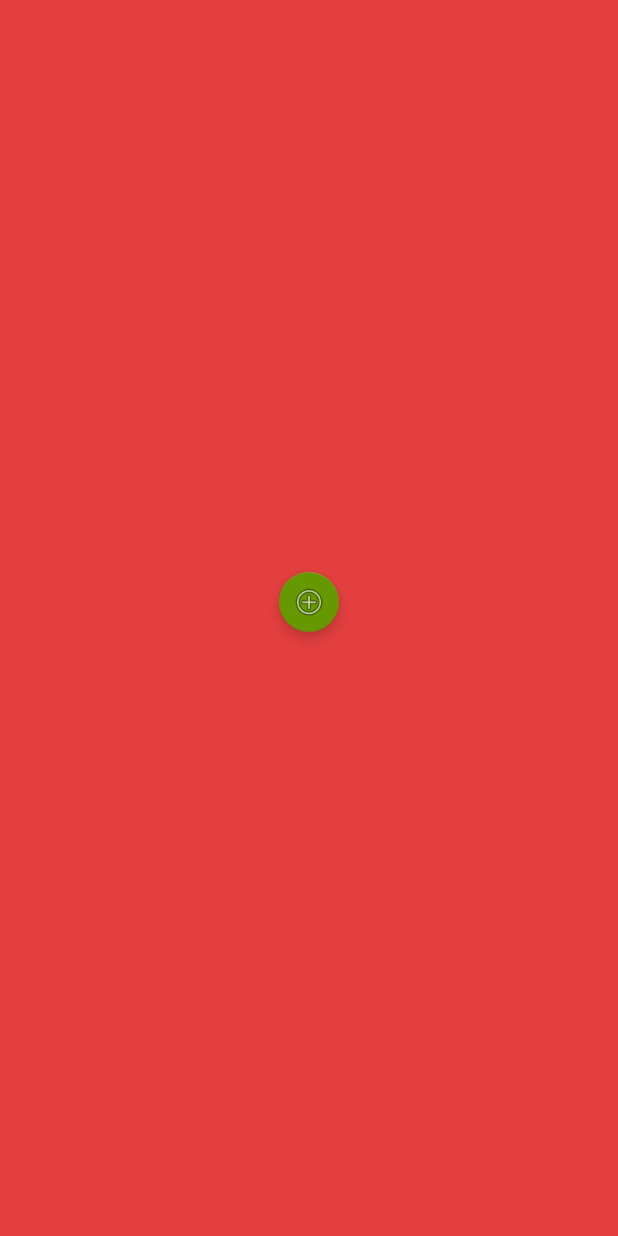
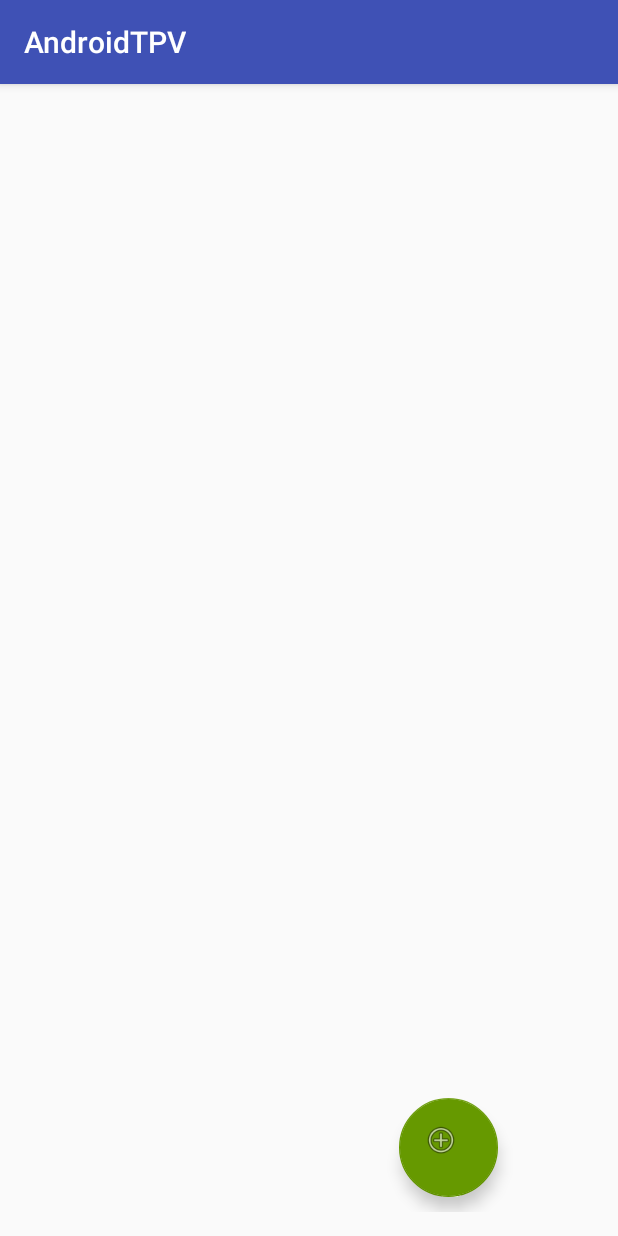
Before and after one commit to SergioCuevas/BakeryTPV-Android, an Android app: the MainActivity screen opened directly, with no data from a screen before it, on a phone screen of 412 x 824 dp. Run offline under Robolectric (Android 15) with nearby library versions, the phone set to English and light mode, and no system bars; 1 statement that could not run was skipped.

Commit message:
commit currao con recycleview y boton añadir

```diff
--- a/app/src/main/AndroidManifest.xml
+++ b/app/src/main/AndroidManifest.xml
@@ -21,7 +21,7 @@
                 <category android:name="android.intent.category.LAUNCHER" />
             </intent-filter>
         </activity>
-        <activity android:name=".controller.activities.main.MainActivity" android:theme="@style/AppTheme.Dark"/>
+        <activity android:name=".controller.activities.main.MainActivity"/>
         <activity android:name=".controller.activities.signup.SignUp" />
         <activity android:name=".controller.activities.Crear.CrearTipo"></activity>
     </application>
--- a/app/src/main/java/com/bakery/dam/androidtpv/model/LineaOferta.java
+++ b/app/src/main/java/com/bakery/dam/androidtpv/model/LineaOferta.java
@@ -13,6 +13,7 @@ public class LineaOferta {
     private Integer id;
 
     private String nombre;
+
 
     private Oferta oferta;
 
--- a/app/src/main/res/layout/activity_main.xml
+++ b/app/src/main/res/layout/activity_main.xml
@@ -1,5 +1,5 @@
 <?xml version="1.0" encoding="utf-8"?>
-<RelativeLayout xmlns:android="http://schemas.android.com/apk/res/android"
+<android.support.design.widget.CoordinatorLayout xmlns:android="http://schemas.android.com/apk/res/android"
     xmlns:app="http://schemas.android.com/apk/res-auto"
     xmlns:tools="http://schemas.android.com/tools"
     android:id="@+id/activity_main"
@@ -11,28 +11,28 @@
     android:paddingTop="@dimen/activity_vertical_margin"
     tools:context="com.bakery.dam.androidtpv.controller.activities.main.MainActivity">
 
-    <LinearLayout
+    <android.support.design.widget.FloatingActionButton
+        android:id="@+id/add"
+        android:layout_width="66dp"
+        android:layout_height="66dp"
+        android:layout_gravity="bottom"
+        android:layout_marginLeft="250dp"
+        android:layout_marginBottom="10dp"
+        app:srcCompat="@android:drawable/ic_menu_add"
+        app:backgroundTint="@android:color/holo_green_dark" />
+    <FrameLayout
         android:layout_width="match_parent"
         android:layout_height="match_parent"
-        android:orientation="vertical"
-        android:layout_alignParentRight="true"
-        android:layout_alignParentEnd="true"
-        android:weightSum="1">
+        android:layout_alignParentTop="true"
+        android:layout_alignParentLeft="true"
+        android:layout_alignParentStart="true">
 
-        <ListView
-            android:layout_width="match_parent"
-            android:layout_height="365dp"
-            android:id="@+id/ticketList" />
-
-        <android.support.design.widget.FloatingActionButton
+        <include
             android:layout_width="match_parent"
             android:layout_height="wrap_content"
-            android:clickable="true"
-            app:fabSize="mini"
-            app:srcCompat="@android:drawable/ic_menu_add"
-            android:layout_gravity="center_horizontal"
-            app:backgroundTint="@android:color/holo_green_dark"
-            android:id="@+id/addTicket" />
-    </LinearLayout>
+            layout="@layout/list_tickets"
+            android:id="@+id/llista" />
 
-</RelativeLayout>
+    </FrameLayout>
+
+</android.support.design.widget.CoordinatorLayout>
--- a/app/src/main/res/values/colors.xml
+++ b/app/src/main/res/values/colors.xml
@@ -16,5 +16,5 @@
     <color name="aluminum">#999999</color>
     <color name="base">#AAAAAA</color>
     <color name="iron">#CCCCCC</color>
-    <color name="white">#FFFFFF</color>
+    <color name="white">#ffffff</color>
 </resources>
```
Also changed, not shown: app/src/main/java/com/bakery/dam/androidtpv/controller/activities/main/MainActivity.java (+39 -48 lines), app/src/main/res/layout/list_tickets.xml (added, +13 -0 lines), app/src/main/res/layout/llista_item.xml (+21 -15 lines).
